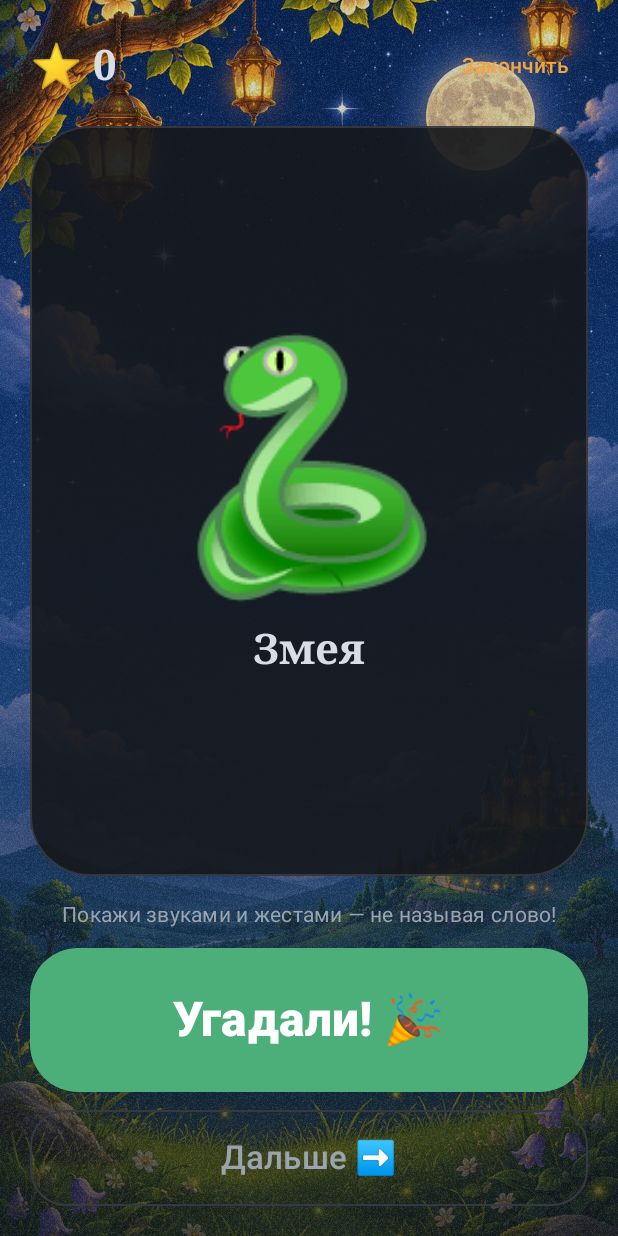
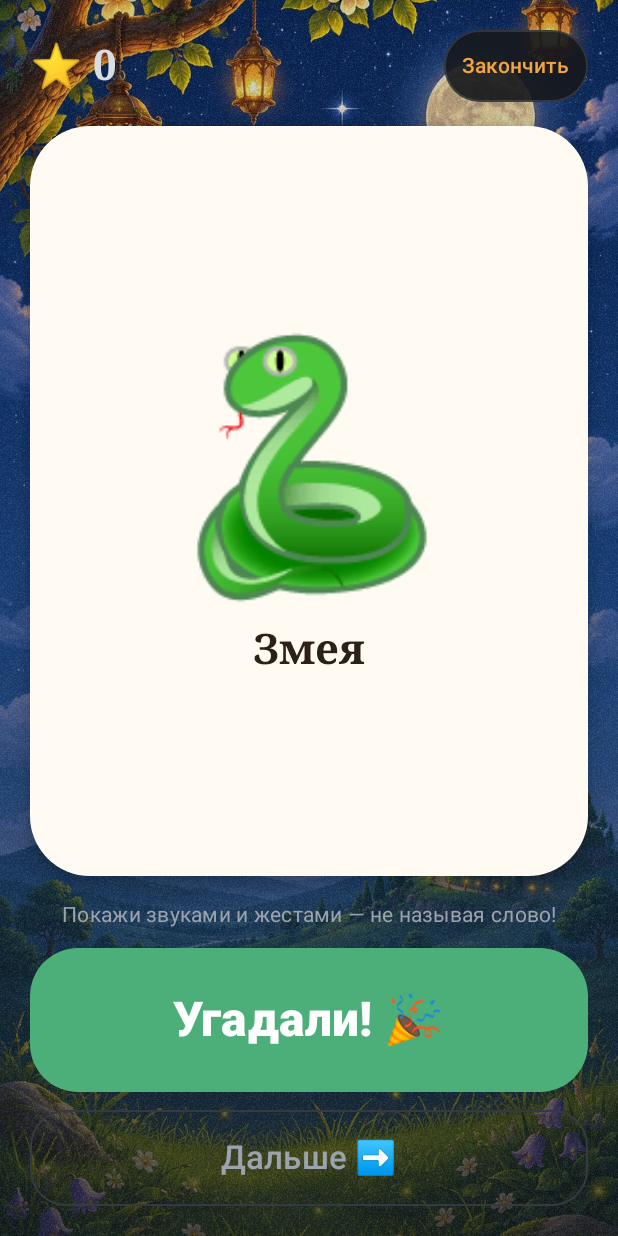
Before and after one commit to Limonella94/alias-game, an Android app built with Jetpack Compose: the KidsLittleScreen screen opened through its navigation route, on a phone screen of 412 x 824 dp. Run offline under Robolectric (Android 15) with nearby library versions, the phone set to English and light mode, and no system bars; network calls fail; pictures from the network do not load.

Commit message:
Детский режим светлее, ползунки в настройках
- карточка слова с картинкой — светлая «бумажная», картинка без белой рамки, тёмная подпись
- «Закончить» у малышей на стеклянной плашке (не теряется на фоне луны)
- меню детского режима: убран баннер с мишкой, карточки возраста плотнее и читаемее
- настройки: время раунда 20–180 сек и очки до победы 10–150 — ползунками с шагом 10

Co-Authored-By: Claude Opus 5.5 <noreply@anthropic.com>
Claude-Session: https://claude.ai/code/session_01Nhf35Gj7RGi9BXK7JAVL2d

```diff
--- a/app/src/main/java/ru/limonella/alias/feature/kids/KidsLittleScreen.kt
+++ b/app/src/main/java/ru/limonella/alias/feature/kids/KidsLittleScreen.kt
@@ -47,6 +47,8 @@ import ru.limonella.alias.ui.components.ScreenBackground
 import ru.limonella.alias.ui.theme.GlassStrong
 import ru.limonella.alias.ui.theme.GlassBorder
 import androidx.compose.foundation.BorderStroke
+import ru.limonella.alias.ui.theme.Parchment
+import ru.limonella.alias.ui.components.GlassCard
 
 /**
  * «Малыши 3–5»: взрослый держит телефон, видит картинку и подпись,
@@ -103,7 +105,9 @@ fun KidsLittleScreen(onExit: () -> Unit) {
                             fontWeight = FontWeight.Bold,
                             modifier = Modifier.weight(1f),
                         )
-                        TextButton(onClick = viewModel::finish) { Text("Закончить") }
+                        GlassCard(color = GlassStrong, shape = RoundedCornerShape(50)) {
+                            TextButton(onClick = viewModel::finish) { Text("Закончить") }
+                        }
                     }
                     Card(
                         modifier = Modifier
@@ -111,14 +115,15 @@ fun KidsLittleScreen(onExit: () -> Unit) {
                             .fillMaxWidth()
                             .padding(vertical = 16.dp),
                         shape = RoundedCornerShape(40.dp),
-                        colors = CardDefaults.cardColors(containerColor = GlassStrong),
-                        border = BorderStroke(1.dp, GlassBorder),
+                        colors = CardDefaults.cardColors(containerColor = Parchment),
+                        elevation = CardDefaults.cardElevation(defaultElevation = 8.dp),
                     ) {
                         Box(Modifier.fillMaxSize(), contentAlignment = Alignment.Center) {
                             WordPicture(
                                 emoji = word.emoji,
                                 image = word.image,
                                 imageSize = 260.dp,
+                                onLight = true,
                                 text = word.text,
                                 emojiSize = 160.sp,
                             )
--- a/app/src/main/java/ru/limonella/alias/ui/components/Atmosphere.kt
+++ b/app/src/main/java/ru/limonella/alias/ui/components/Atmosphere.kt
@@ -91,13 +91,14 @@ fun GlassCard(
     color: Color = Glass,
     highlighted: Boolean = false,
     borderWidth: Dp = 1.dp,
+    borderColor: Color? = null,
     onClick: (() -> Unit)? = null,
     content: @Composable () -> Unit,
 ) {
     val border = if (highlighted) {
         BorderStroke(2.dp, Amber.copy(alpha = 0.85f))
     } else {
-        BorderStroke(borderWidth, GlassBorder)
+        BorderStroke(borderWidth, borderColor ?: GlassBorder)
     }
     if (onClick != null) {
         Surface(
--- a/app/src/main/java/ru/limonella/alias/ui/components/WordPicture.kt
+++ b/app/src/main/java/ru/limonella/alias/ui/components/WordPicture.kt
@@ -23,11 +23,13 @@ import androidx.compose.ui.unit.Dp
 import androidx.compose.ui.unit.TextUnit
 import androidx.compose.ui.unit.dp
 import androidx.compose.ui.unit.sp
+import ru.limonella.alias.ui.theme.InkBrown
 
 /**
  * Карточка-картинка для детского режима и подпись под ней.
- * Если у слова есть нарисованная картинка ([image] — путь в assets) — показываем её
- * на белой «наклейке» со скруглёнными углами. Иначе — крупный эмодзи.
+ * Если у слова есть нарисованная картинка ([image] — путь в assets) — показываем её, иначе — крупный эмодзи.
+ * [onLight] — карточка светлая (детский режим): картинка без рамки, подпись тёмная.
+ * На тёмной карточке картинка лежит на белой «наклейке».
  */
 @Composable
 fun WordPicture(
@@ -38,6 +40,7 @@ fun WordPicture(
     emojiSize: TextUnit = 96.sp,
     imageSize: Dp = 170.dp,
     showCaption: Boolean = true,
+    onLight: Boolean = false,
 ) {
     val bitmap by rememberAssetImage(image)
     Column(
@@ -47,6 +50,13 @@ fun WordPicture(
     ) {
         val picture = bitmap
         when {
+            picture != null && onLight -> Image(
+                bitmap = picture,
+                contentDescription = text,
+                contentScale = ContentScale.Fit,
+                modifier = Modifier.size(imageSize),
+            )
+
             picture != null -> Box(
                 modifier = Modifier
                     .size(imageSize)
@@ -75,6 +85,7 @@ fun WordPicture(
                 style = MaterialTheme.typography.headlineMedium,
                 fontWeight = FontWeight.Bold,
                 textAlign = TextAlign.Center,
+                color = if (onLight) InkBrown else Color.Unspecified,
             )
         }
     }
--- a/app/src/main/java/ru/limonella/alias/ui/theme/Color.kt
+++ b/app/src/main/java/ru/limonella/alias/ui/theme/Color.kt
@@ -25,6 +25,10 @@ val Glass = Color(0xFF1C1F24).copy(alpha = 0.78f)
 val GlassStrong = Color(0xFF16181C).copy(alpha = 0.90f)
 val GlassBorder = Color.White.copy(alpha = 0.12f)
 
+/** Светлая «бумажная» карточка детского режима и тёмный текст на ней. */
+val Parchment = Color(0xFFFFFBF3)
+val InkBrown = Color(0xFF2B2118)
+
 /** Цвета игровых действий. */
 object GameColors {
     val Guessed = Color(0xFF4CAF7A)
```
Also changed, not shown: app/src/main/java/ru/limonella/alias/feature/game/GameComponents.kt (+8 -3 lines), app/src/main/java/ru/limonella/alias/feature/kids/KidsScreen.kt (+7 -11 lines), app/src/main/java/ru/limonella/alias/feature/setup/SetupScreen.kt (+48 -9 lines), app/src/main/java/ru/limonella/alias/feature/setup/SetupViewModel.kt (+12 -4 lines).
